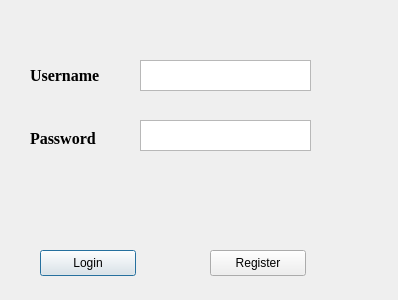
First picture: the form in users/login.ui, repository ankitesh97/AgroTech, before the edit.
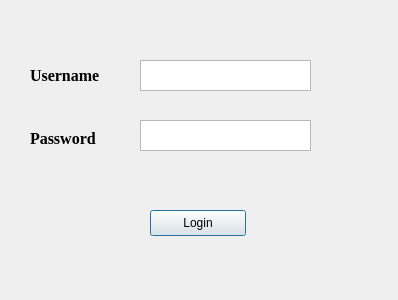
Second picture: the form after the edit.

Patch:
```diff
--- a/users/login.ui
+++ b/users/login.ui
@@ -19,8 +19,8 @@
   <widget class="QPushButton" name="pushButton">
    <property name="geometry">
     <rect>
-     <x>40</x>
-     <y>250</y>
+     <x>150</x>
+     <y>210</y>
      <width>96</width>
      <height>26</height>
     </rect>
@@ -29,19 +29,6 @@
     <string>Login</string>
    </property>
   </widget>
-  <widget class="QPushButton" name="pushButton_2">
-   <property name="geometry">
-    <rect>
-     <x>210</x>
-     <y>250</y>
-     <width>96</width>
-     <height>26</height>
-    </rect>
-   </property>
-   <property name="text">
-    <string>Register</string>
-   </property>
-  </widget>
   <widget class="QPlainTextEdit" name="plainTextEdit">
    <property name="geometry">
     <rect>
```
